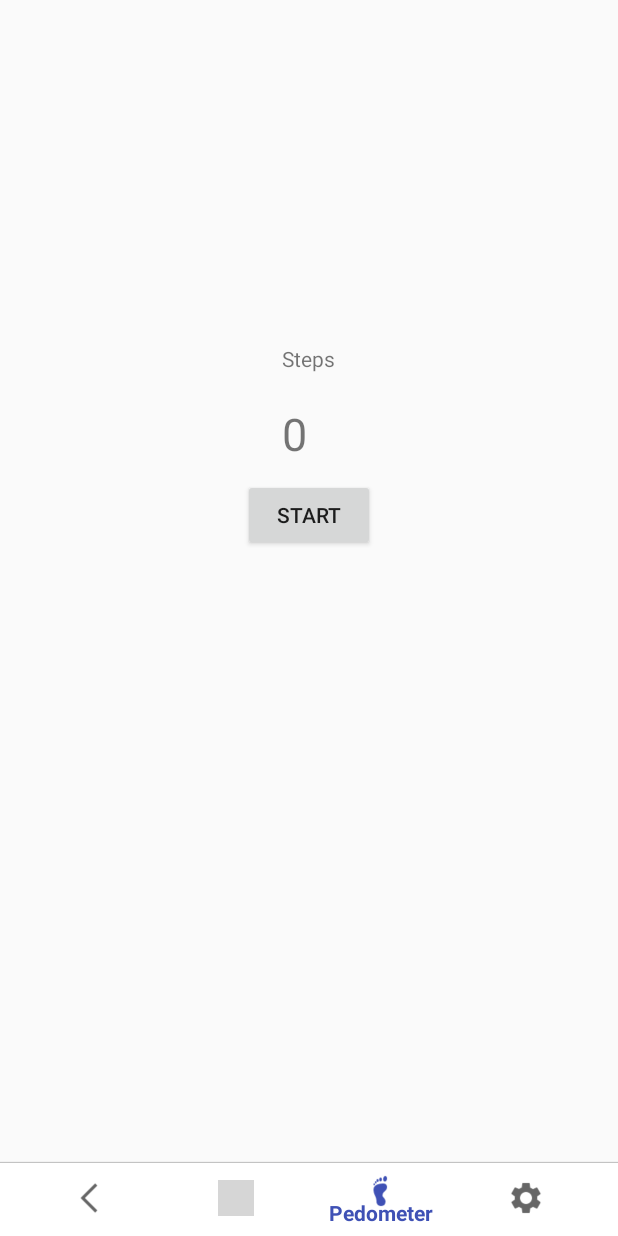
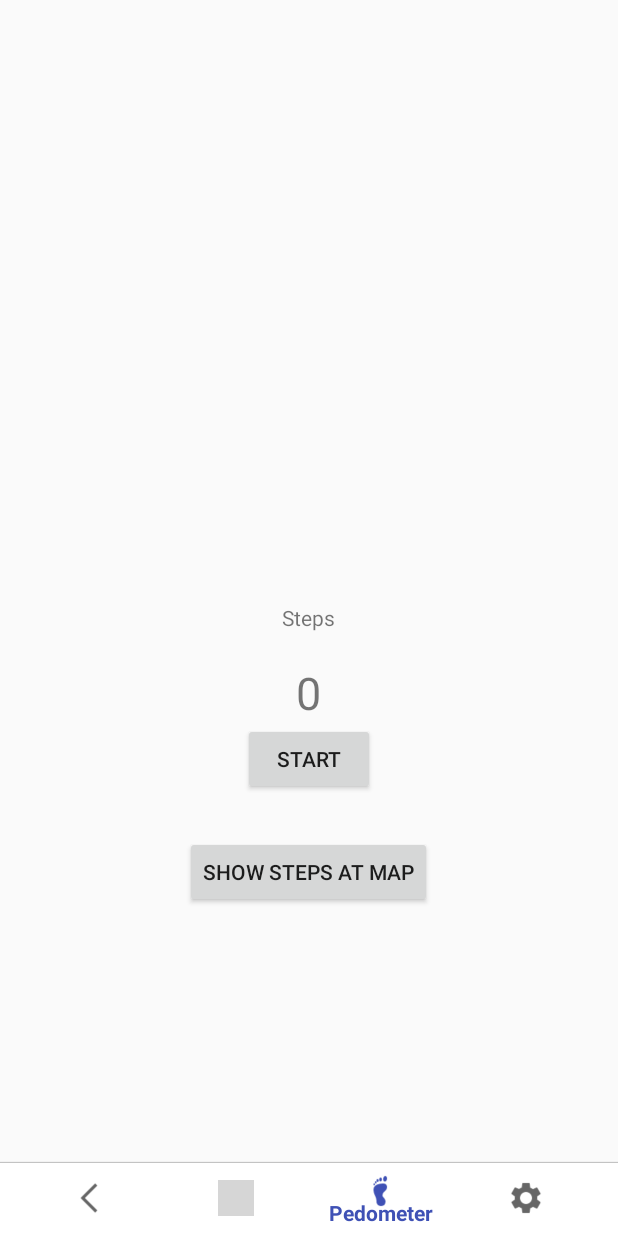
Before and after one commit to fus05375/Pedometr-Google-Maps-API-android, an Android app: the ActivityTwo screen opened directly, with no data from a screen before it, on a phone screen of 412 x 824 dp. Run offline under Robolectric (Android 15) with nearby library versions, the phone set to English and light mode, and no system bars; grey boxes are pictures that could not be loaded.

Commit message:
Add files via upload
Final commit

```diff
--- a/PedometrGoogleMaps/app/src/main/res/layout/activity_two.xml
+++ b/PedometrGoogleMaps/app/src/main/res/layout/activity_two.xml
@@ -34,38 +34,42 @@
             android:layout_below="@+id/topBar"
             android:layout_above="@+id/bottomBar"
             android:layout_width="match_parent"
-            android:layout_height="match_parent"
-            >
+            android:layout_height="match_parent">
 
             <TextView
                 android:id="@+id/tv_info"
                 android:layout_width="wrap_content"
                 android:layout_height="wrap_content"
-                android:layout_alignParentTop="true"
-                android:layout_centerHorizontal="true"
-                android:layout_marginTop="179dp"
-                android:text="Steps" />
+                android:text="Steps"
+                android:layout_centerInParent="true"/>
 
             <TextView
                 android:id="@+id/tv_steps"
                 android:layout_width="wrap_content"
                 android:layout_height="wrap_content"
-                android:layout_alignStart="@+id/tv_info"
                 android:layout_below="@+id/tv_info"
                 android:layout_marginTop="20dp"
-                android:gravity="center"
+                android:layout_gravity ="center"
                 android:text="0"
-                android:textSize="30dp" />
+                android:textSize="30dp"
+                android:layout_centerInParent="true"/>
 
             <Button
                 android:id="@+id/btn_reset"
-                android:layout_marginTop="10dp"
-
                 android:layout_width="wrap_content"
                 android:layout_height="wrap_content"
                 android:layout_below="@+id/tv_steps"
-                android:layout_centerHorizontal="true"
-                android:text="Start" />
+                android:text="Start"
+                android:layout_centerInParent="true"/>
+
+            <Button
+                android:id="@+id/btn_show_steps"
+                android:layout_width="wrap_content"
+                android:layout_height="wrap_content"
+                android:layout_below="@+id/btn_reset"
+                android:layout_marginTop="27dp"
+                android:text="Show steps at map"
+                android:layout_centerInParent="true"/>
 
         </RelativeLayout>
 
```
Also changed, not shown: PedometrGoogleMaps/app/src/main/res/layout/activity_main.xml (+15 -2 lines), PedometrGoogleMaps/app/src/main/res/layout/activity_one.xml (+7 -2 lines).
